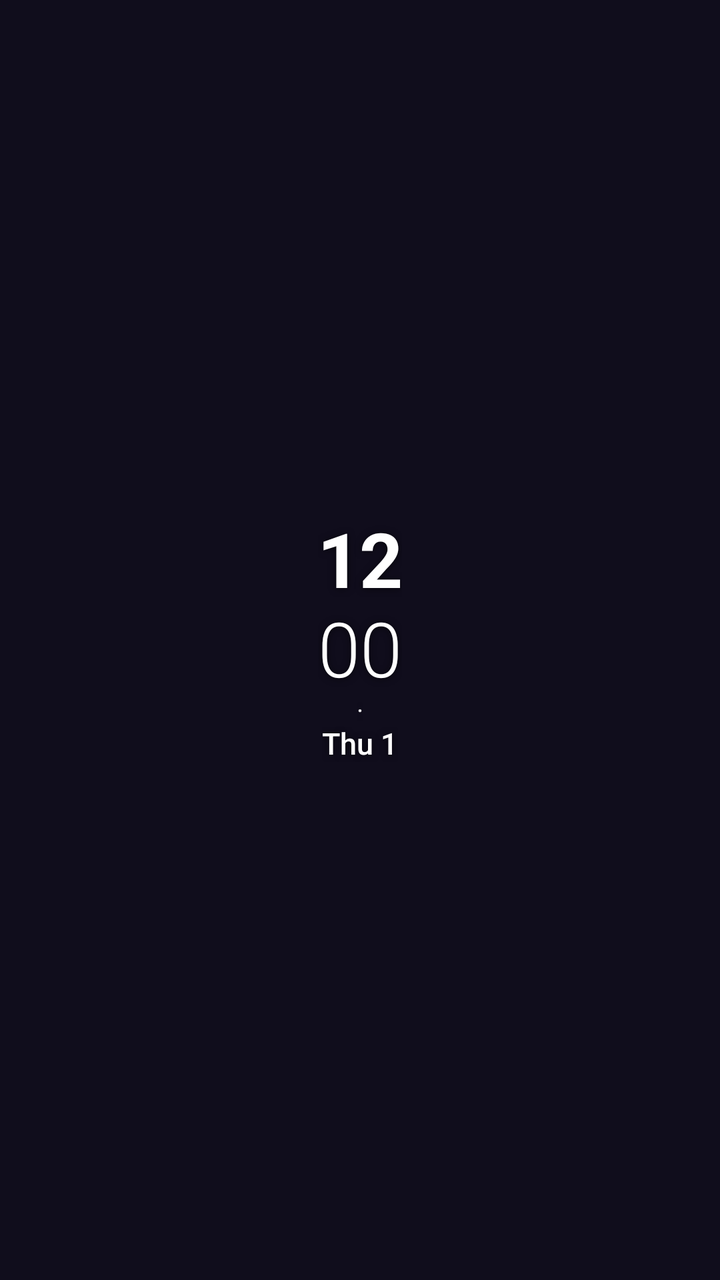
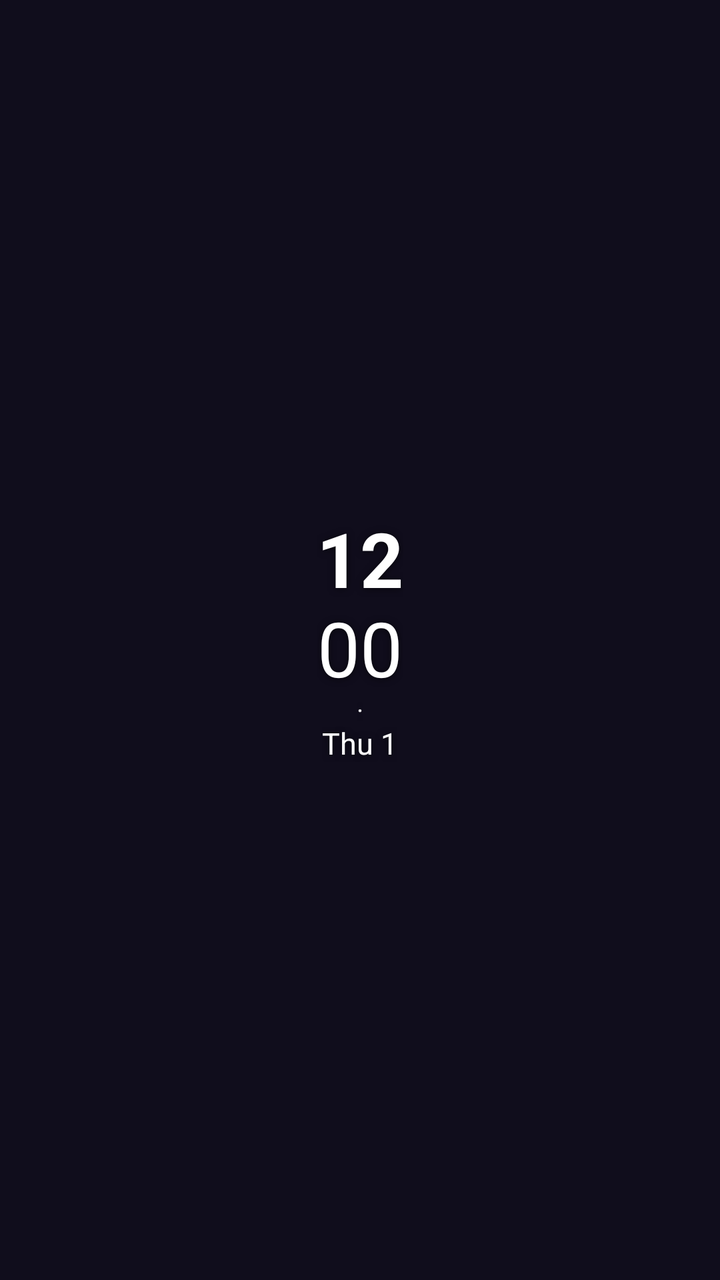

The first picture is an Android layout as it rendered before a commit; the second is the same layout after the commit. The layout source and the unified diff follow.
<!-- AndroidManifest.xml: application theme AppTheme -->
<!-- res/layout/widget_small.xml -->
<?xml version="1.0" encoding="utf-8"?>
<LinearLayout xmlns:android="http://schemas.android.com/apk/res/android"
    android:id="@+id/widget_root"
    android:layout_width="match_parent"
    android:layout_height="match_parent"
    android:background="@drawable/widget_background"
    android:gravity="center"
    android:orientation="vertical"
    android:padding="8dp">
    <TextClock
        android:id="@+id/widget_hour"
        android:format12Hour="hh"
        android:format24Hour="HH"
        style="@style/WidgetText.Time"
        android:layout_width="wrap_content"
        android:layout_height="wrap_content"
        android:textSize="38sp" />
    <TextClock
        android:id="@+id/widget_minute"
        android:format12Hour="mm"
        android:format24Hour="mm"
        style="@style/WidgetText"
        android:layout_width="wrap_content"
        android:layout_height="wrap_content"
        android:fontFamily="sans-serif-light"
        android:textSize="38sp" />
    <TextView
        style="@style/WidgetText.Small"
        android:layout_width="wrap_content"
        android:layout_height="wrap_content"
        android:text="·"
        android:importantForAccessibility="no" />
    <TextClock
        android:id="@+id/widget_date"
        android:format12Hour="EEE d"
        android:format24Hour="EEE d"
        style="@style/WidgetText.Detail"
        android:layout_width="wrap_content"
        android:layout_height="wrap_content" />
</LinearLayout>
<!-- resources referenced by this layout -->
<resources>
  <!-- drawable widget_background (drawable) -->
  <?xml version="1.0" encoding="utf-8"?>
  <shape xmlns:android="http://schemas.android.com/apk/res/android" android:shape="rectangle">
      <solid android:color="@android:color/transparent" />
  </shape>
  <style name="WidgetText">
          <item name="android:textColor">#FFFFFFFF</item>
          <item name="android:shadowColor">#99000000</item>
          <item name="android:shadowRadius">8</item>
          <item name="android:shadowDy">1</item>
          <item name="android:fontFamily">sans-serif</item>
          <item name="android:includeFontPadding">false</item>
      </style>
  <style name="WidgetText.Detail">
          <item name="android:fontFamily">sans-serif-medium</item>
          <item name="android:textSize">15sp</item>
      </style>
  <style name="WidgetText.Small">
          <item name="android:fontFamily">sans-serif</item>
          <item name="android:textSize">13sp</item>
          <item name="android:textColor">#E6FFFFFF</item>
      </style>
  <style name="WidgetText.Time">
          <item name="android:textStyle">bold</item>
          <item name="android:letterSpacing">-0.02</item>
      </style>
  <style name="AppTheme" parent="Theme.AppCompat.DayNight.NoActionBar">
          <item name="android:editTextBackground">@drawable/rn_edit_text_material</item>
          <item name="android:windowBackground">@color/midnight_background</item>
          <item name="android:statusBarColor">@color/midnight_background</item>
          <item name="android:navigationBarColor">@color/midnight_background</item>
      </style>
  <!-- drawable rn_edit_text_material (drawable) -->
  <?xml version="1.0" encoding="utf-8"?>
  <inset xmlns:android="http://schemas.android.com/apk/res/android"
         android:insetLeft="@dimen/abc_edit_text_inset_horizontal_material"
         android:insetRight="@dimen/abc_edit_text_inset_horizontal_material"
         android:insetTop="@dimen/abc_edit_text_inset_top_material"
         android:insetBottom="@dimen/abc_edit_text_inset_bottom_material"
         >
  
      <selector>
          
          <item android:state_enabled="false" android:drawable="@drawable/abc_textfield_default_mtrl_alpha"/>
          <item android:drawable="@drawable/abc_textfield_activated_mtrl_alpha"/>
      </selector>
  
  </inset>
  <color name="midnight_background">#100D1C</color>
</resources>

<!-- the commit's change to res/layout/widget_small.xml (unified diff, before → after) -->
@@ -22,7 +22,6 @@
         style="@style/WidgetText"
         android:layout_width="wrap_content"
         android:layout_height="wrap_content"
-        android:fontFamily="sans-serif-light"
         android:textSize="38sp" />
     <TextView
         style="@style/WidgetText.Small"
<!-- resource entries referenced after the edit -->
@@ -5,26 +5,22 @@
   <shape xmlns:android="http://schemas.android.com/apk/res/android" android:shape="rectangle">
       <solid android:color="@android:color/transparent" />
   </shape>
-  <style name="WidgetText">
+  <style name="WidgetText" parent="@android:style/TextAppearance.DeviceDefault">
           <item name="android:textColor">#FFFFFFFF</item>
           <item name="android:shadowColor">#99000000</item>
           <item name="android:shadowRadius">8</item>
           <item name="android:shadowDy">1</item>
-          <item name="android:fontFamily">sans-serif</item>
           <item name="android:includeFontPadding">false</item>
       </style>
   <style name="WidgetText.Detail">
-          <item name="android:fontFamily">sans-serif-medium</item>
           <item name="android:textSize">15sp</item>
       </style>
   <style name="WidgetText.Small">
-          <item name="android:fontFamily">sans-serif</item>
           <item name="android:textSize">13sp</item>
           <item name="android:textColor">#E6FFFFFF</item>
       </style>
   <style name="WidgetText.Time">
           <item name="android:textStyle">bold</item>
-          <item name="android:letterSpacing">-0.02</item>
       </style>
   <style name="AppTheme" parent="Theme.AppCompat.DayNight.NoActionBar">
           <item name="android:editTextBackground">@drawable/rn_edit_text_material</item>
